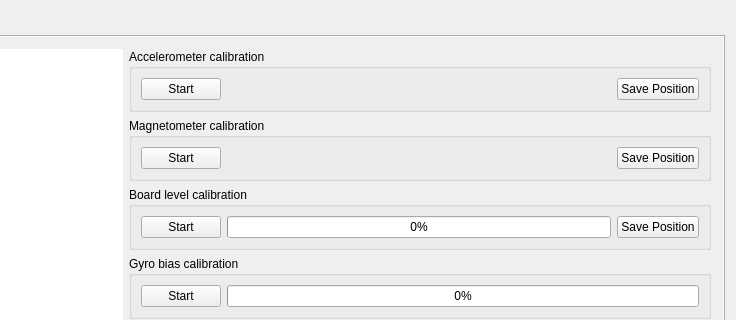
The window that ground/openpilotgcs/src/plugins/config/revosensors.ui (openpilot/OpenPilot) describes before a commit, drawn with Qt 5; both pictures show x 278 to 1014 and y 0 to 320 of the 1014 by 725 pixel window.
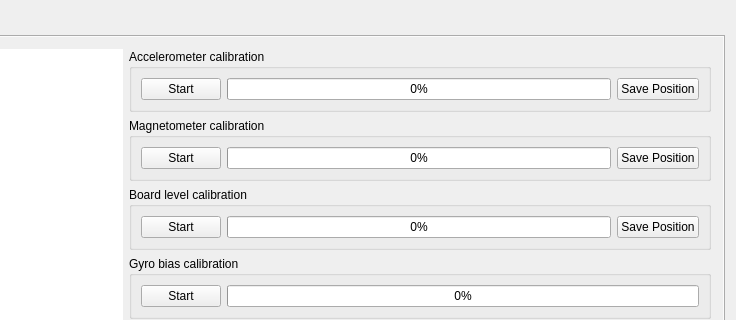
The same window after the commit. Icons and pictures are not drawn.

Commit message: OP-1351 added progress bar for sixpoint calibration

Diff of the .ui file:
```diff
--- a/ground/openpilotgcs/src/plugins/config/revosensors.ui
+++ b/ground/openpilotgcs/src/plugins/config/revosensors.ui
@@ -127,17 +127,11 @@
                </widget>
               </item>
               <item>
-               <spacer name="horizontalSpacer_thermalbias_2">
-                <property name="orientation">
-                 <enum>Qt::Horizontal</enum>
+               <widget class="QProgressBar" name="accelProgress">
+                <property name="value">
+                 <number>0</number>
                 </property>
-                <property name="sizeHint" stdset="0">
-                 <size>
-                  <width>40</width>
-                  <height>20</height>
-                 </size>
-                </property>
-               </spacer>
+               </widget>
               </item>
               <item>
                <widget class="QPushButton" name="accelSavePos">
@@ -175,17 +169,11 @@
                </widget>
               </item>
               <item>
-               <spacer name="horizontalSpacer_4">
-                <property name="orientation">
-                 <enum>Qt::Horizontal</enum>
+               <widget class="QProgressBar" name="magProgress">
+                <property name="value">
+                 <number>0</number>
                 </property>
-                <property name="sizeHint" stdset="0">
-                 <size>
-                  <width>40</width>
-                  <height>20</height>
-                 </size>
-                </property>
-               </spacer>
+               </widget>
               </item>
               <item>
                <widget class="QPushButton" name="magSavePos">
```
The commit also changes 3 other files.
